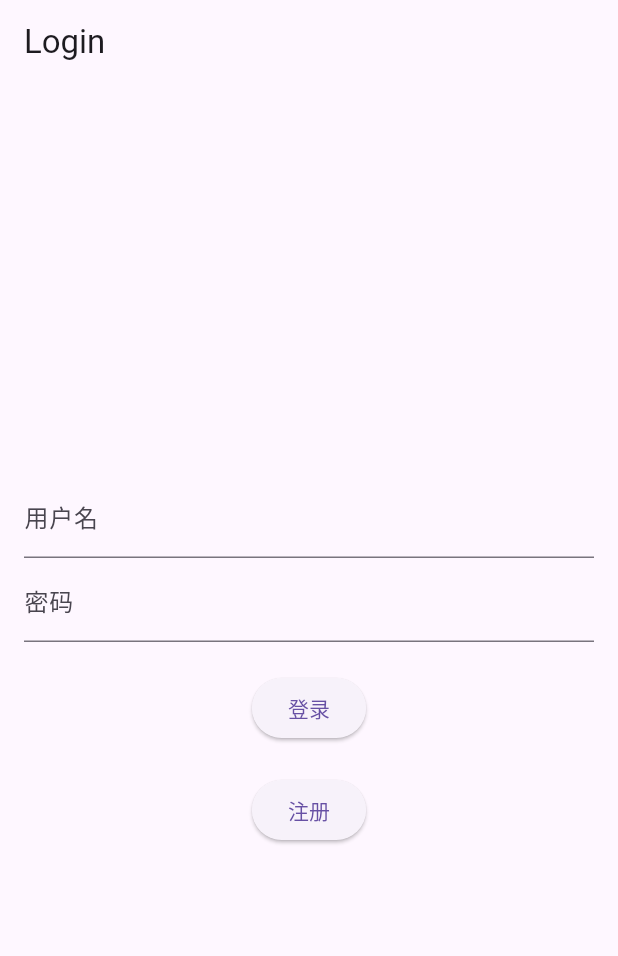
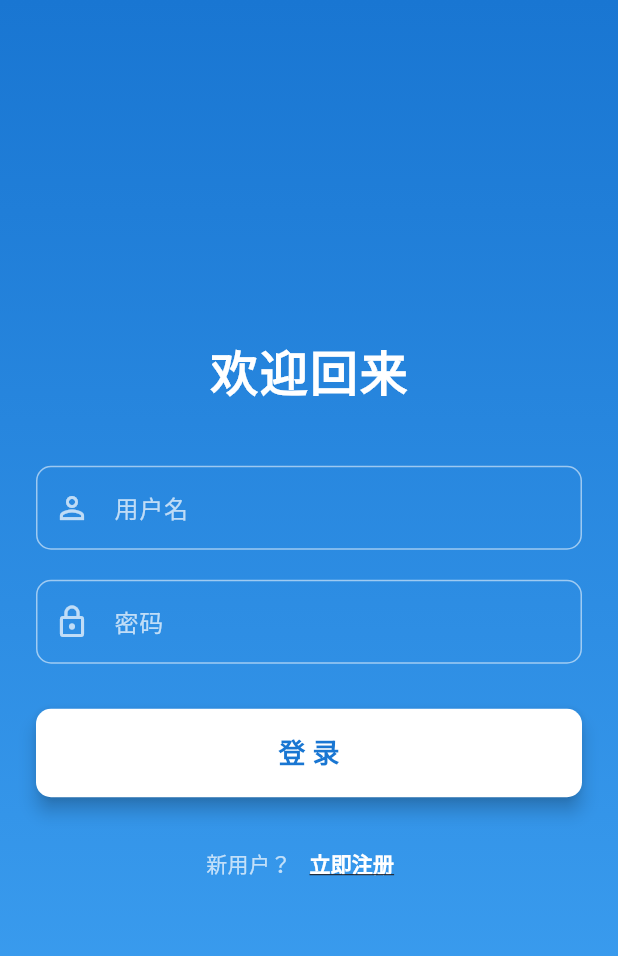
Before and after one commit to huskyui-im/chat-client-flutter, a Flutter app: the screen it shows after launch, on a phone screen of 412 x 824 dp. Shown: the top 956 px of the screen. Run offline on Flutter 3.47's test engine with Material 3 defaults, Android fonts, the phone set to English and light mode, and no system bars; our stand-ins replace hive, hive_flutter, image_picker, logger; accounts and stored records are empty.

Commit message:
feat:优化样式

```diff
--- a/lib/constants/config_constants.dart
+++ b/lib/constants/config_constants.dart
@@ -1,3 +1,3 @@
-const String ip = "192.168.3.4";
+const String ip = "192.168.1.12";
 
 const String image_prefix = "http://$ip:9000";
--- a/lib/screens/login_page.dart
+++ b/lib/screens/login_page.dart
@@ -2,7 +2,6 @@ import 'dart:convert';
 
 import 'package:chat_client/screens/register_page.dart';
 import 'package:flutter/material.dart';
-import 'package:flutter/services.dart';
 import 'package:logger/logger.dart';
 import 'package:http/http.dart' as http;
 
@@ -91,38 +90,134 @@ class _LoginPageState extends State<LoginPage> {
 
   @override
   Widget build(BuildContext context) {
+    final size = MediaQuery.of(context).size;
+
     return Scaffold(
-      appBar: AppBar(
-        title: Text('Login'),
+      body: Container(
+        decoration: BoxDecoration(
+          gradient: LinearGradient(
+            begin: Alignment.topCenter,
+            end: Alignment.bottomCenter,
+            colors: [
+              Colors.blue.shade700,
+              Colors.blue.shade400,
+            ],
           ),
-      body: Center(
+        ),
+        child: Center(
+          child: SingleChildScrollView(
             child: Padding(
-          padding: const EdgeInsets.all(16.0),
+              padding: const EdgeInsets.all(24.0),
               child: Column(
                 mainAxisAlignment: MainAxisAlignment.center,
                 children: [
-              TextField(
+                  Text(
+                    '欢迎回来',
+                    style: TextStyle(
+                      fontSize: 32,
+                      fontWeight: FontWeight.bold,
+                      color: Colors.white,
+                      letterSpacing: 1.2,
+                    ),
+                  ),
+                  SizedBox(height: 40),
+                  _buildInputField(
                     controller: _usernameController,
-                decoration: const InputDecoration(labelText: '用户名'),
+                    label: '用户名',
+                    icon: Icons.person_outline,
                   ),
-              TextField(
+                  SizedBox(height: 20),
+                  _buildInputField(
                     controller: _passwordController,
-                decoration: const InputDecoration(labelText: '密码'),
-                obscureText: true,
-                onSubmitted: (_){
-                  _login();
-                },
+                    label: '密码',
+                    icon: Icons.lock_outline,
+                    isPassword: true,
                   ),
-              const SizedBox(height: 20),
+                  SizedBox(height: 30),
                   _isLoading
-                  ? const CircularProgressIndicator()
-                  : ElevatedButton(onPressed: _login, child: const Text('登录')),
-              const SizedBox(height: 20),
-              ElevatedButton(onPressed: _register, child: const Text("注册")),
+                      ? CircularProgressIndicator(color: Colors.white)
+                      : _buildLoginButton(),
+                  SizedBox(height: 20),
+                  _buildRegisterRow(),
                 ],
               ),
             ),
           ),
+        ),
+      ),
+    );
+  }
+
+  Widget _buildInputField({
+    required TextEditingController controller,
+    required String label,
+    required IconData icon,
+    bool isPassword = false,
+  }) {
+    return TextField(
+      controller: controller,
+      obscureText: isPassword,
+      style: TextStyle(color: Colors.white),
+      decoration: InputDecoration(
+        labelText: label,
+        labelStyle: TextStyle(color: Colors.white70),
+        prefixIcon: Icon(icon, color: Colors.white70),
+        enabledBorder: OutlineInputBorder(
+          borderRadius: BorderRadius.circular(10),
+          borderSide: BorderSide(color: Colors.white54),
+        ),
+        focusedBorder: OutlineInputBorder(
+          borderRadius: BorderRadius.circular(10),
+          borderSide: BorderSide(color: Colors.white, width: 2),
+        ),
+        contentPadding: EdgeInsets.symmetric(vertical: 16, horizontal: 20),
+      ),
+      onSubmitted: (_) => _login(),
+    );
+  }
+
+  Widget _buildLoginButton() {
+    return SizedBox(
+      width: double.infinity,
+      child: ElevatedButton(
+        onPressed: _login,
+        style: ElevatedButton.styleFrom(
+          backgroundColor: Colors.white,
+          padding: EdgeInsets.symmetric(vertical: 16),
+          shape: RoundedRectangleBorder(
+            borderRadius: BorderRadius.circular(10),
+          ),
+          elevation: 5,
+        ),
+        child: Text(
+          '登 录',
+          style: TextStyle(
+            fontSize: 18,
+            color: Colors.blue.shade700,
+            fontWeight: FontWeight.bold,
+          ),
+        ),
+      ),
+    );
+  }
+
+  Widget _buildRegisterRow() {
+    return Row(
+      mainAxisAlignment: MainAxisAlignment.center,
+      children: [
+        Text('新用户？', style: TextStyle(color: Colors.white70)),
+        TextButton(
+          onPressed: _register,
+          child: Text(
+            '立即注册',
+            style: TextStyle(
+              color: Colors.white,
+              fontWeight: FontWeight.bold,
+              decoration: TextDecoration.underline,
+            ),
+          ),
+        ),
+      ],
     );
   }
 
```
Also changed, not shown: lib/screens/create_group.dart (+134 -68 lines). Lines whose indentation alone changed are shown as unchanged.
